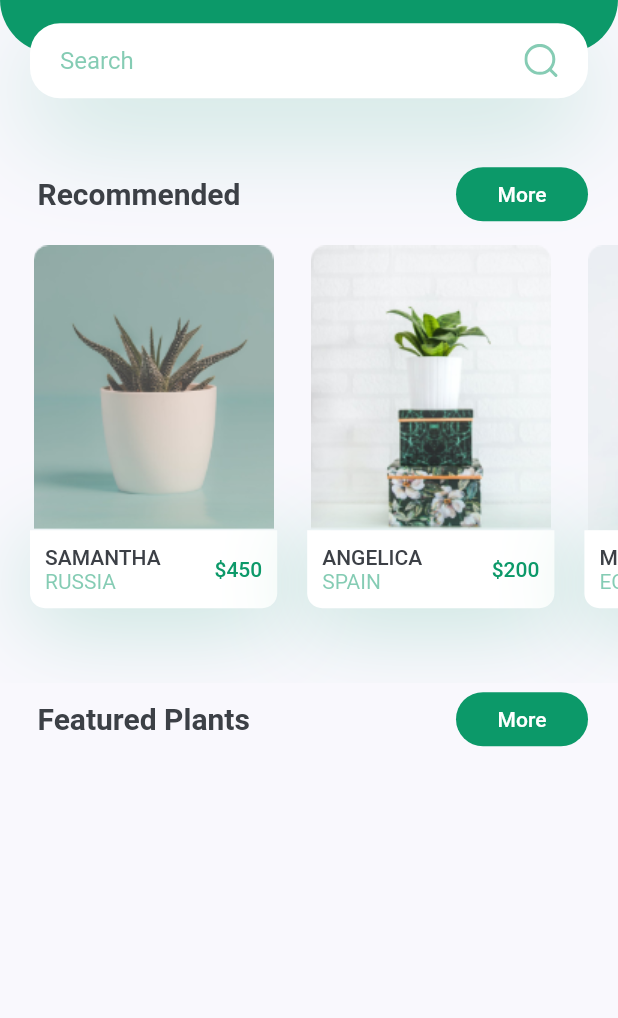
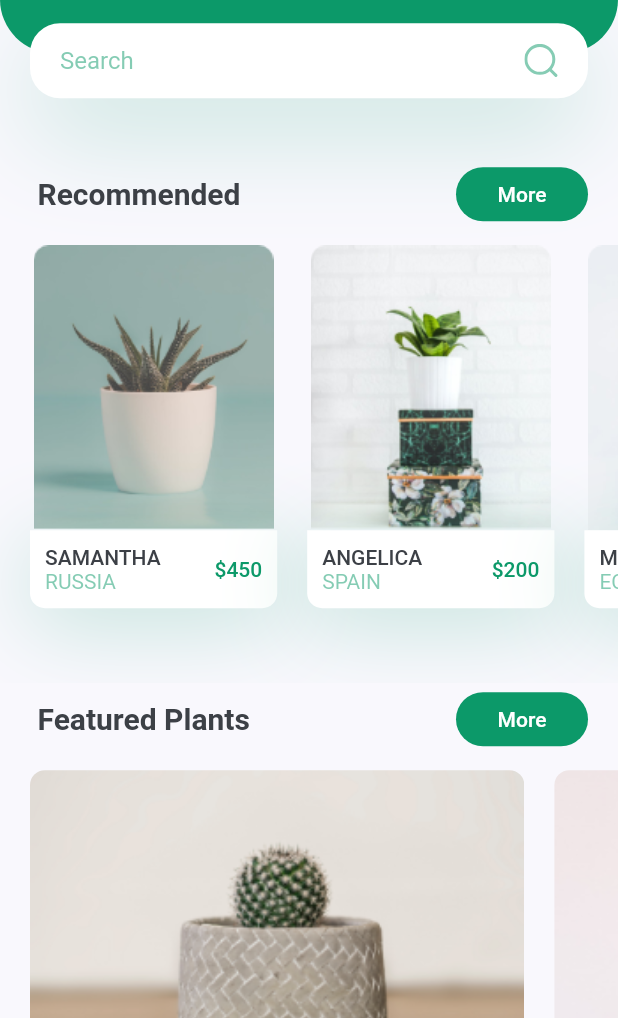
Before and after one commit to armachea/agroapp, a Flutter app: the screen it shows after launch, on a phone screen of 412 x 824 dp, the part 218-1236 px from its top. Run offline on Flutter 3.47's test engine with Material 2 defaults, Android fonts, the phone set to English and light mode, and no system bars; our stand-ins replace flutter_svg.

Commit message:
adding some changes

```diff
--- a/lib/components/body_component.dart
+++ b/lib/components/body_component.dart
@@ -1,5 +1,7 @@
+import 'package:agro_app/constants.dart';
 import 'package:flutter/cupertino.dart';
 import 'package:flutter/material.dart';
+import 'body_featured_plant.dart';
 import 'body_header_searchbox.dart';
 import 'body_recommended_plant.dart';
 import 'body_title_more_btn.dart';
@@ -17,6 +19,8 @@ class BodyComponent extends StatelessWidget{
           TitleMoreBtn(title: "Recommended", onpress: (){}),
           RecommendedPlants(),
           TitleMoreBtn(title: "Featured Plants", onpress: (){}),
+          FeaturedPlants(),
+          SizedBox(height: vDefaultPadding),
 
         ],
 
--- /dev/null
+++ b/lib/components/body_featured_plant.dart
@@ -0,0 +1,65 @@
+import 'package:flutter/material.dart';
+
+import '../constants.dart';
+
+
+class FeaturedPlants extends StatelessWidget {
+  const FeaturedPlants({
+    Key key,
+  }) : super(key: key);
+
+  @override
+  Widget build(BuildContext context) {
+    return SingleChildScrollView(
+      scrollDirection: Axis.horizontal,
+      child: Row(
+        children: [
+          FeaturePlantCard(
+            image: "assets/images/bottom_img_1.png",
+            onpress: (){},
+          ),
+          FeaturePlantCard(
+            image: "assets/images/bottom_img_2.png",
+            onpress: (){},
+          ),
+
+        ],
+      ),
+    );
+  }
+}
+
+class FeaturePlantCard extends StatelessWidget {
+  final String image;
+  final Function onpress;
+  const FeaturePlantCard({
+    Key key,
+    this.image,
+    this.onpress,
+  }) : super(key: key);
+
+  @override
+  Widget build(BuildContext context) {
+    Size size = MediaQuery.of(context).size;
+    return GestureDetector(
+      onTap: onpress,
+      child: Container(
+        margin: EdgeInsets.only(
+          left: vDefaultPadding,
+          top: vDefaultPadding / 2,
+          bottom: vDefaultPadding / 2,
+        ),
+        width: size.width * 0.8,
+        height: 185,
+        decoration: BoxDecoration(
+          borderRadius: BorderRadius.circular(10),
+          image: DecorationImage(
+            fit: BoxFit.cover,
+            image: AssetImage(image),
+          ),
+
+        ),
+      ),
+    );
+  }
+}
```
